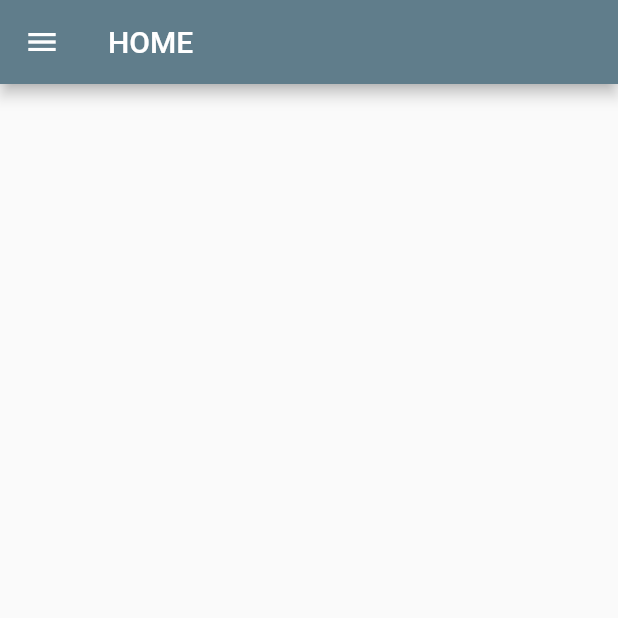
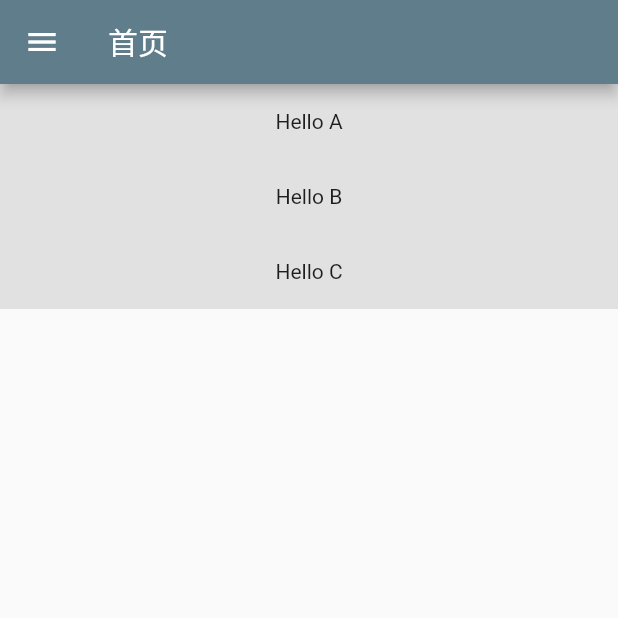
Before and after one commit to rmlzy/hello_flutter, a Flutter app: the screen it shows after launch, on a phone screen of 412 x 824 dp, the top half of it. Run offline on Flutter 3.47's test engine with Material 2 defaults, Android fonts, the phone set to English and light mode, and no system bars.

```diff
--- a/lib/home/home.dart
+++ b/lib/home/home.dart
@@ -7,16 +7,22 @@ class HomePage extends StatefulWidget {
 }
 
 class _HomePageState extends State<HomePage> {
+  List<String> papers = <String>['A', "B", 'C'];
+
   @override
   Widget build(BuildContext context) {
     return new Scaffold(
       appBar: new AppBar(
-        title: new Text('HOME'),
+        title: new Text('首页'),
       ),
-      body: new Padding(
-        padding: new EdgeInsets.all(10.0),
-        child: new Column(),
-      ),
+      body: ListView.builder(itemCount: papers.length,
+          itemBuilder: (context, index) {
+            return Container(
+              height: 50,
+              color: Color.fromRGBO(0, 0, 0, 0.1),
+              child: Center(child: Text('Hello ${papers[index]}'),),
+            );
+          }),
       drawer: new Padding(
         padding: EdgeInsets.only(right: 80.0),
         child: new SideDrawer(),
--- a/lib/main.dart
+++ b/lib/main.dart
@@ -1,5 +1,6 @@
 import 'package:flutter/material.dart';
 
+import 'login/login.dart';
 import 'home/home.dart';
 import 'todo/todo.dart';
 
@@ -9,11 +10,12 @@ class MyApp extends StatelessWidget {
   @override
   Widget build(BuildContext context) {
     return new MaterialApp(
-      title: 'Flutter Demo',
+      title: 'Hello Flutter',
       theme: new ThemeData(primarySwatch: Colors.blueGrey),
       home: new HomePage(),
       routes: <String, WidgetBuilder>{
-        '/todo': (BuildContext ctx) => new TodoPage()
+        '/todo': (BuildContext ctx) => new TodoPage(),
+        '/login': (BuildContext ctx) => new LoginPage()
       },
     );
   }
--- a/pubspec.yaml
+++ b/pubspec.yaml
@@ -2,6 +2,7 @@ name: hello_flutter
 description: A new Flutter project.
 
 dependencies:
+  http: "0.12.2"
   flutter:
     sdk: flutter
 
```
Also changed, not shown: lib/home/side_drawer.dart (+14 -1 lines), lib/login/login.dart (added, +97 -0 lines), pubspec.lock, 3 other files.
